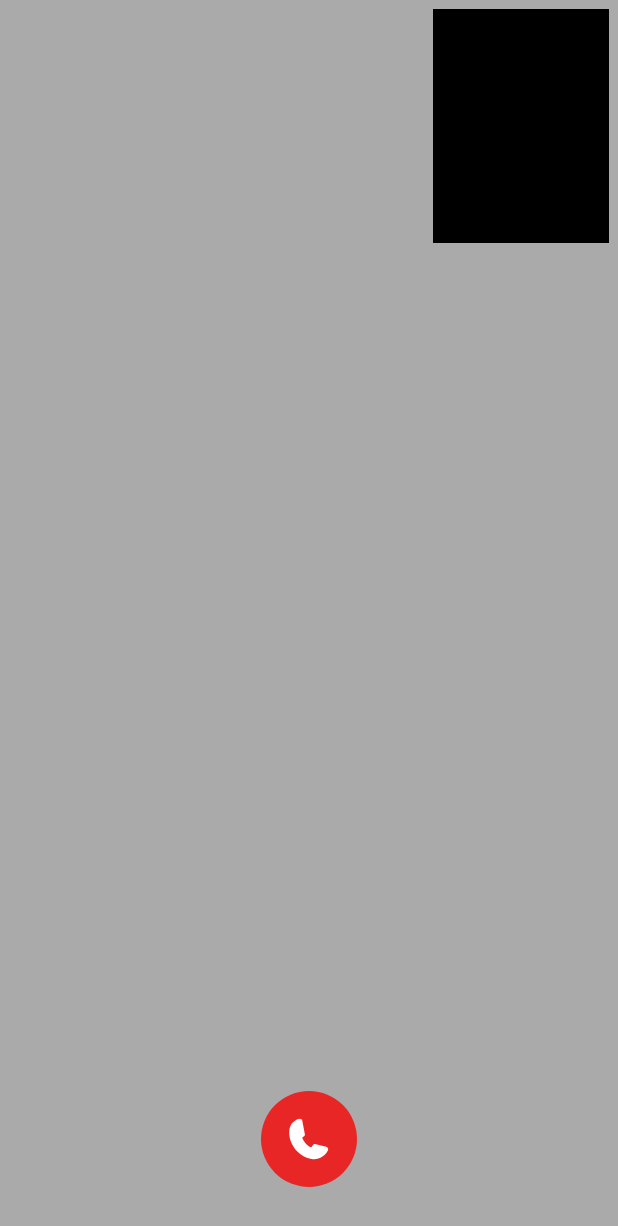
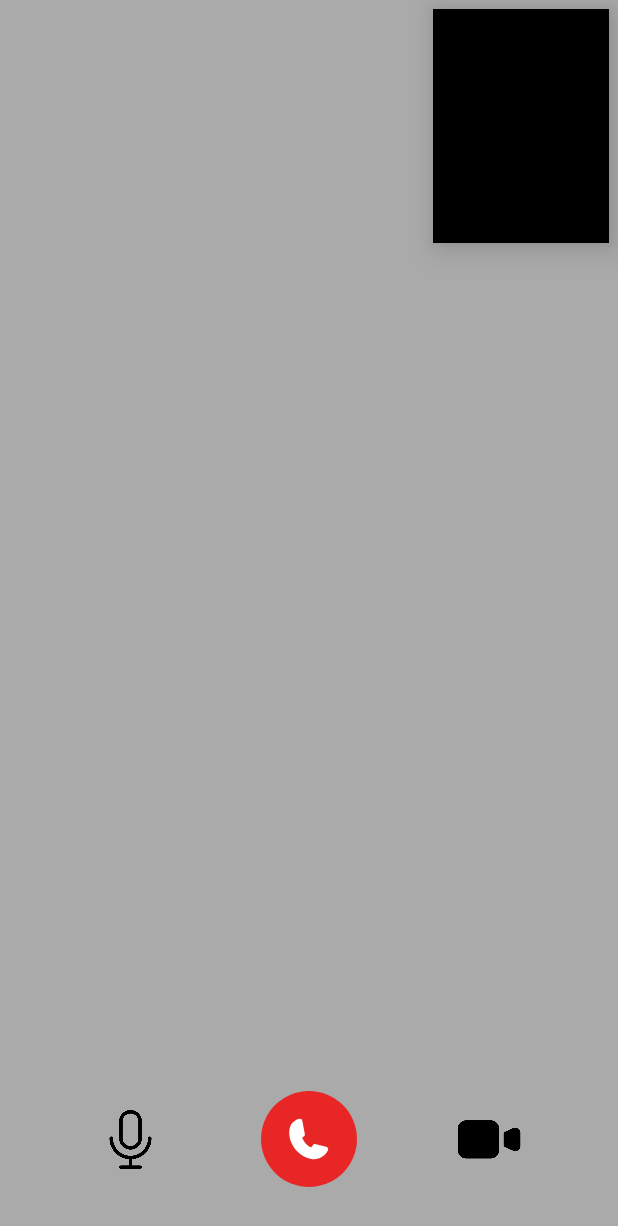
Before and after one commit to Jishasasidharangithub/VideoCallApp, an Android app: the screen it shows after launch (MainActivity), on a phone screen of 412 x 824 dp. Shown: the top 1226 px of the screen. Run offline under Robolectric (Android 15) with nearby library versions, the phone set to English and light mode, and no system bars; our stand-ins replace sdp/ssp sizes; libraries missing offline, so code that uses them is left out: com.onesignal, io.agora.rtc2; 10 statements that could not run were skipped.

Commit message:
Setting Video and Audio mute and un mute, Local surface visibility

```diff
--- a/app/src/main/java/com/image/videocallapp/MainActivity.kt
+++ b/app/src/main/java/com/image/videocallapp/MainActivity.kt
@@ -4,6 +4,7 @@ import android.app.NotificationManager
 import android.content.Context
 import android.content.Intent
 import android.content.pm.PackageManager
+import android.graphics.Color
 import android.os.Build
 import android.os.Bundle
 import android.view.SurfaceView
@@ -25,59 +26,91 @@ import org.json.JSONObject
 
 
 class MainActivity : AppCompatActivity() {
-
     private var binding:ActivityMainBinding ?= null
-
     private val PERMISSION_REQ_ID = 22
     private val REQUESTED_PERMISSIONS = arrayOf<String>(
         android.Manifest.permission.RECORD_AUDIO,
         android.Manifest.permission.CAMERA
     )
-
     private fun checkSelfPermission(): Boolean {
         if (ContextCompat.checkSelfPermission(this, REQUESTED_PERMISSIONS[0]) != PackageManager.PERMISSION_GRANTED ||
             ContextCompat.checkSelfPermission(this, REQUESTED_PERMISSIONS[1]) != PackageManager.PERMISSION_GRANTED)
-        {
-            return false
+        { return false
         }
         return true
     }
-
     private var appId = "07ea2876544942f6bf279730fd008e10"
-    private var channelName = "demovideocall"
-    private var token = "007eJxTYDg1v5GV4+GRrgf7b0nsr1q9eo3bpeMxc7hXPS4+F26f4HRAgcHAPDXRyMLczNTExNLEKM0sKc3I3NLc2CAtxcDAItXQYN/dotSGQEaGOoPVTIwMEAji8zKkpObml2WmpOYnJ+bkMDAAACSdJL0="
+    private var channelName = "DemoVideoCall"
+    private var token = "007eJxTYFjN+f/K6pdBFdEX9863TVrTE+A9OWxqRE8IV5+H0J5NLb4KDAbmqYlGFuZmpiYmliZGaWZJaUbmlubGBmkpBgYWqYYGegerUhsCGRnmTvzDyMgAgSA+L4NLam5+WGZKar5zYk4OAwMAh+4itQ=="
     private var uid = 0
     private var isJoined:Boolean = false
     private var agoraEngine: RtcEngine? = null
-    private var localSurfaceView: SurfaceView? = null
+    private var localSurfaceView: View? = null
     private var remoteSurfaceView: SurfaceView? = null
-
+    private var isMuted: Boolean = false
+    private var isVideoEnabled: Boolean = true
     override fun onCreate(savedInstanceState: Bundle?) {
         super.onCreate(savedInstanceState)
         binding = ActivityMainBinding.inflate(layoutInflater)
         setContentView(binding?.root)
-
         if (!checkSelfPermission()) {
             ActivityCompat.requestPermissions(this, REQUESTED_PERMISSIONS, PERMISSION_REQ_ID)
         }
         setupVideoSDKEngine()
-
+        setVoiceHandleEvent()
+        setVideoHandleEvents()
         if (intent.action == "AcceptButton") {
             joinChannel()
-            // Remove the notification
+            NotificationServiceExtension.stopRingtone()
             val notificationManager =
                 getSystemService(Context.NOTIFICATION_SERVICE) as NotificationManager
             notificationManager.cancel(8547)
-
-            // Stop the vibration
             stopVibration()
         }
-
+    }
+    private fun setVoiceHandleEvent(){
+        binding?.ivVioceOn?.visibility = if (isMuted) View.GONE else View.VISIBLE
+        binding?.ivVioceOff?.visibility = if (isMuted) View.VISIBLE else View.GONE
+        binding?.ivVioceOn?.setOnClickListener {
+            toggleMicrophone(true)
+        }
+        binding?.ivVioceOff?.setOnClickListener {
+            toggleMicrophone(false)
+        }
+    }
+    private fun toggleMicrophone(isMute: Boolean) {
+        this.isMuted = isMute
+        binding?.ivVioceOn?.visibility = if (isMute) View.GONE else View.VISIBLE
+        binding?.ivVioceOff?.visibility = if (isMute) View.VISIBLE else View.GONE
+        // Mute or unmute the microphone based on the status
+        agoraEngine?.muteLocalAudioStream(isMute)
+    }
+    private fun setVideoHandleEvents(){
+        binding?.ivVideoOn?.visibility = if (isVideoEnabled) View.GONE else View.VISIBLE
+        binding?.ivVideoOff?.visibility = if (isVideoEnabled) View.VISIBLE else View.GONE
+        binding?.ivVideoOn?.setOnClickListener {
+            toggleCamera(true)
+        }
+        binding?.ivVideoOff?.setOnClickListener {
+            toggleCamera(false)
+        }
+    }
+    private fun toggleCamera(isEnable: Boolean) {
+        this.isVideoEnabled = isEnable
+        binding?.ivVideoOn?.visibility = if (isEnable) View.GONE else View.VISIBLE
+        binding?.ivVideoOff?.visibility = if (isEnable) View.VISIBLE else View.GONE
+        // Show or hide the local video view based on the status
+        localSurfaceView?.visibility = if (isEnable) View.VISIBLE else View.GONE
+        agoraEngine?.muteLocalVideoStream(!isEnable)
+        // Stop or start the local video preview based on the status
+        if (isEnable) {
+            agoraEngine?.startPreview()
+        } else {
+            agoraEngine?.stopPreview()
+        }
     }
     private fun stopVibration() {
-        // Check if the vibrator is initialized
         if (NotificationServiceExtension.vibrator != null) {
-            // Stop the vibration
             NotificationServiceExtension.vibrator?.cancel()
         }
     }
@@ -88,7 +121,6 @@ class MainActivity : AppCompatActivity() {
             config.mAppId = appId
             config.mEventHandler = mRtcEventHandler
             agoraEngine = RtcEngine.create(config)
-            // By default, the video module is disabled, call enableVideo to enable it.
             agoraEngine?.enableVideo()
         } catch (e: Exception) {
             showMessage(e.toString())
@@ -97,54 +129,41 @@ class MainActivity : AppCompatActivity() {
     val mRtcEventHandler = object : IRtcEngineEventHandler() {
         override fun onUserJoined(uid: Int, elapsed: Int) {
             showMessage("Remote user joined $uid")
-
-            // Set the remote video view
             runOnUiThread { setupRemoteVideo(uid) }
-        }
-
+         }
         override fun onJoinChannelSuccess(channel: String?, uid: Int, elapsed: Int) {
             isJoined = true
             showMessage("Joined Channel $channel")
         }
-
         override fun onUserOffline(uid: Int, reason: Int) {
             showMessage("Remote user offline $uid $reason")
             runOnUiThread { remoteSurfaceView?.visibility = View.GONE }
         }
     }
     private fun setupRemoteVideo(uid: Int) {
-        val container: FrameLayout? = binding?.remoteVideoViewContainer
         remoteSurfaceView = SurfaceView(baseContext)
-        remoteSurfaceView?.setZOrderMediaOverlay(true)
-        container?.addView(remoteSurfaceView)
-        agoraEngine?.setupRemoteVideo(VideoCanvas(remoteSurfaceView, VideoCanvas.RENDER_MODE_FIT, uid))
-        // Display RemoteSurfaceView.
+        //remoteSurfaceView?.setZOrderMediaOverlay(true)
+        binding?.remoteVideoViewContainer?.addView(remoteSurfaceView)
+        agoraEngine?.setupRemoteVideo(VideoCanvas(remoteSurfaceView, VideoCanvas.RENDER_MODE_ADAPTIVE, uid))
         remoteSurfaceView?.visibility = View.VISIBLE
     }
     private fun setupLocalVideo() {
-        val container: FrameLayout? = binding?.localVideoViewContainer
-        // Create a SurfaceView object and add it as a child to the FrameLayout.
         localSurfaceView = SurfaceView(baseContext)
-        container?.addView(localSurfaceView)
-        // Call setupLocalVideo with a VideoCanvas having uid set to 0.
-        agoraEngine?.setupLocalVideo(VideoCanvas(localSurfaceView, VideoCanvas.RENDER_MODE_HIDDEN, 0))
+        (localSurfaceView as SurfaceView)?.setZOrderMediaOverlay(true)
+        binding?.localVideoViewContainer?.addView(localSurfaceView)
+        agoraEngine?.setupLocalVideo(VideoCanvas(localSurfaceView, VideoCanvas.RENDER_MODE_ADAPTIVE, 0))
     }
-
     fun joinChannel() {
         if (checkSelfPermission()) {
             val options = ChannelMediaOptions()
-            // For a Video call, set the channel profile as COMMUNICATION.
             options.channelProfile = Constants.CHANNEL_PROFILE_COMMUNICATION
-            // Set the client role as BROADCASTER or AUDIENCE according to the scenario.
             options.clientRoleType = Constants.CLIENT_ROLE_BROADCASTER
-            // Display LocalSurfaceView.
             setupLocalVideo()
-            localSurfaceView?.visibility = View.VISIBLE
-            // Start local preview.
+            /*localSurfaceView?.visibility = View.VISIBLE
+            localSurfaceView?.bringToFront()*/
             agoraEngine?.startPreview()
-            // Join the channel with a temp token.
-            // You need to specify the user ID yourself, and ensure that it is unique in the channel.
             agoraEngine?.joinChannel(token, channelName, uid, options)
+
         } else {
             Toast.makeText(applicationContext, "Permissions were not granted", Toast.LENGTH_SHORT).show()
         }
@@ -152,23 +171,18 @@ class MainActivity : AppCompatActivity() {
     fun leaveChannel(view: View) {
         finish()
     }
-
     fun showMessage(message: String) {
         runOnUiThread {
             Toast.makeText(applicationContext, message, Toast.LENGTH_SHORT).show()
         }
     }
-
     override fun onDestroy() {
         super.onDestroy()
         agoraEngine?.stopPreview()
         agoraEngine?.leaveChannel()
-
-        // Destroy the engine in a sub-thread to avoid congestion
         Thread {
             RtcEngine.destroy()
             agoraEngine = null
         }.start()
     }
-
 }
--- a/app/src/main/res/layout/activity_main.xml
+++ b/app/src/main/res/layout/activity_main.xml
@@ -7,29 +7,27 @@
     android:layout_height="match_parent"
     tools:context=".MainActivity">
 
-    <androidx.constraintlayout.widget.ConstraintLayout
-        android:layout_width="match_parent"
-        android:layout_height="match_parent"
-        app:layout_constraintTop_toTopOf="parent">
-
         <FrameLayout
             android:id="@+id/remote_video_view_container"
             android:layout_width="match_parent"
-            android:layout_height="match_parent"
+            android:layout_height="0dp"
             android:background="@android:color/darker_gray"
             app:layout_constraintBottom_toBottomOf="parent"
             app:layout_constraintEnd_toEndOf="parent"
+            app:layout_constraintHorizontal_bias="0.0"
             app:layout_constraintStart_toStartOf="parent"
-            app:layout_constraintTop_toTopOf="parent" />
+            app:layout_constraintTop_toTopOf="parent"
+            app:layout_constraintVertical_bias="1.0" />
 
         <FrameLayout
             android:id="@+id/local_video_view_container"
             android:layout_width="@dimen/_90sdp"
             android:layout_height="@dimen/_120sdp"
             android:layout_margin="6dp"
-            android:background="@android:color/black"
-            app:layout_constraintEnd_toEndOf="parent"
-            app:layout_constraintTop_toTopOf="parent" />
+            android:elevation="@dimen/_10sdp"
+             android:background="@android:color/black"
+            app:layout_constraintEnd_toEndOf="@+id/remote_video_view_container"
+            app:layout_constraintTop_toTopOf="@+id/remote_video_view_container" />
 
         <ImageView
             android:id="@+id/LeaveButton"
@@ -43,15 +41,46 @@
             app:layout_constraintEnd_toEndOf="parent"
             app:layout_constraintStart_toStartOf="parent" />
 
-        <!--<ImageView
-            android:id="@+id/JoinButton"
-            android:layout_width="wrap_content"
-            android:layout_height="wrap_content"
-            android:layout_marginTop="40dp"
-            android:src="@drawable/ic_accept_call"
-            android:onClick="joinChannel"
-            app:layout_constraintBottom_toBottomOf="parent"
-            app:layout_constraintEnd_toEndOf="@+id/remote_video_view_container"
-            app:layout_constraintTop_toBottomOf="@+id/remote_video_view_container" />-->
+    <ImageView
+        android:id="@+id/ivVioceOn"
+        android:layout_width="@dimen/_30sdp"
+        android:layout_height="@dimen/_30sdp"
+        android:src="@drawable/voice_on"
+        app:layout_constraintEnd_toStartOf="@+id/LeaveButton"
+        app:layout_constraintTop_toTopOf="@+id/LeaveButton"
+        app:layout_constraintBottom_toBottomOf="@+id/LeaveButton"
+        app:layout_constraintStart_toStartOf="parent"/>
+
+    <ImageView
+        android:id="@+id/ivVioceOff"
+        android:layout_width="@dimen/_30sdp"
+        android:layout_height="@dimen/_30sdp"
+        android:src="@drawable/voice_off"
+        android:visibility="gone"
+        app:layout_constraintEnd_toStartOf="@+id/LeaveButton"
+        app:layout_constraintTop_toTopOf="@+id/LeaveButton"
+        app:layout_constraintBottom_toBottomOf="@+id/LeaveButton"
+        app:layout_constraintStart_toStartOf="parent"/>
+
+    <ImageView
+        android:id="@+id/ivVideoOn"
+        android:layout_width="@dimen/_30sdp"
+        android:layout_height="@dimen/_30sdp"
+        app:layout_constraintEnd_toEndOf="parent"
+        android:src="@drawable/video_off"
+        app:layout_constraintTop_toTopOf="@+id/LeaveButton"
+        app:layout_constraintBottom_toBottomOf="@+id/LeaveButton"
+        app:layout_constraintStart_toEndOf="@+id/LeaveButton"/>
+
+    <ImageView
+        android:id="@+id/ivVideoOff"
+        android:layout_width="@dimen/_40sdp"
+        android:layout_height="@dimen/_40sdp"
+        app:layout_constraintEnd_toEndOf="parent"
+        android:src="@drawable/video_on"
+        android:visibility="gone"
+        app:layout_constraintTop_toTopOf="@+id/LeaveButton"
+        app:layout_constraintBottom_toBottomOf="@+id/LeaveButton"
+        app:layout_constraintStart_toEndOf="@+id/LeaveButton"/>
+
     </androidx.constraintlayout.widget.ConstraintLayout>
-</androidx.constraintlayout.widget.ConstraintLayout>
```
Also changed, not shown: app/src/main/java/com/image/videocallapp/NotificationServiceExtension.kt (+13 -0 lines), app/src/main/res/layout/custom_notification_layout.xml (deleted, +0 -33 lines), app/src/main/res/drawable/video_off.png (added), app/src/main/res/drawable/video_on.png (added), app/src/main/res/drawable/voice_off.png (added), app/src/main/res/drawable/voice_on.png (added).
